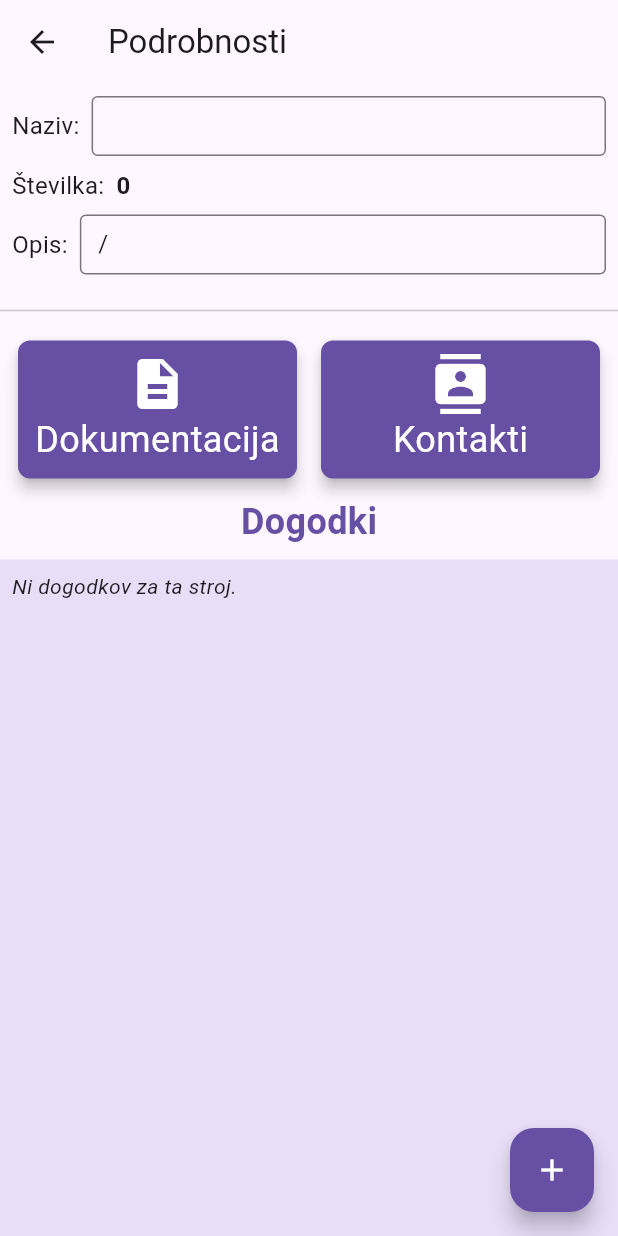
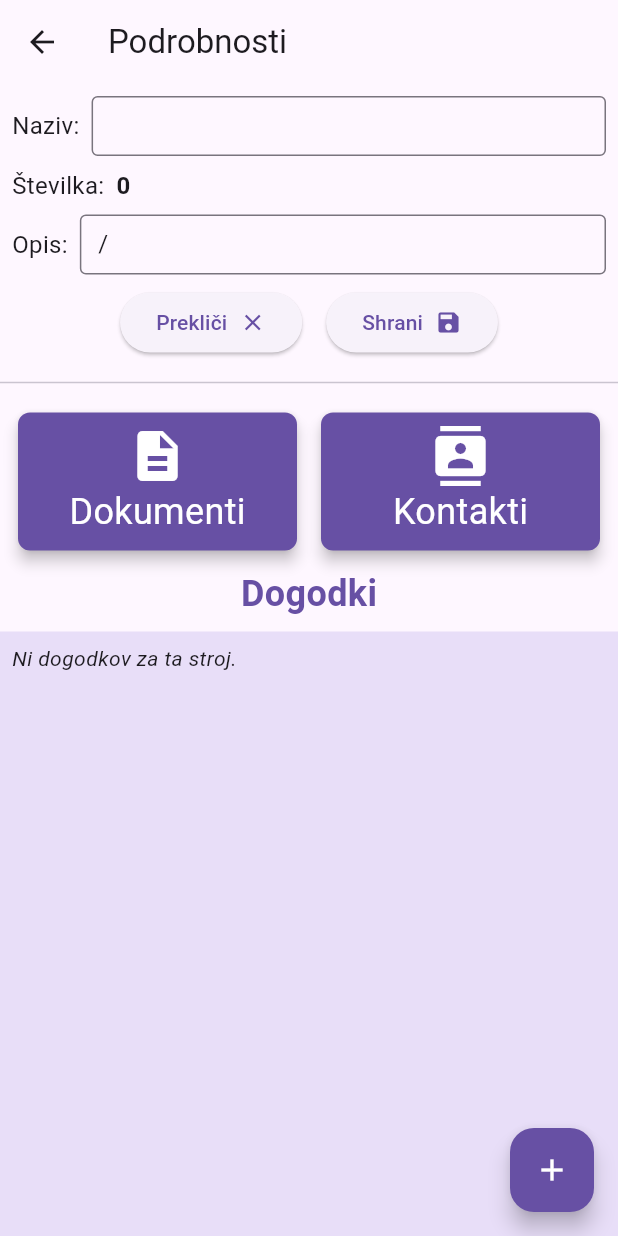
Before and after one commit to MikeDQG/refin-track-mobile, a Flutter app: the DetailsPage screen opened directly with empty values, on a phone screen of 412 x 824 dp. Run offline on Flutter 3.47's test engine with Material 3 defaults, Android fonts, the phone set to English and light mode, and no system bars; our stand-ins replace cloud_firestore, firebase_core; missing offline and left inert: mobile_scanner; accounts and stored records are empty.

Commit message:
UI fixes details

```diff
--- a/app/lib/pages/details.dart
+++ b/app/lib/pages/details.dart
@@ -90,17 +90,21 @@ class _DetailsPageState extends State<DetailsPage> {
                       Row(
                         mainAxisAlignment: MainAxisAlignment.center,
                         children: [
-                          if (!isNewRecord) ...{
+                          if (isEditing) ...{
                             ElevatedButton(
                               onPressed: () {
                                 setState(() {
-                                  isEditing = !isEditing;
+                                  if (isNewRecord && isEditing) {
+                                    Navigator.pop(context);
+                                  } else {
+                                    isEditing = !isEditing;
+                                  }
                                 });
                               },
                               child: Row(
                                 children: [
                                   if (isEditing) ...{
-                                    Text('Prekliči urejanje'),
+                                    Text('Prekliči'),
                                     SizedBox(width: 8),
                                     Icon(Icons.close),
                                   } else ...{
@@ -111,9 +115,9 @@ class _DetailsPageState extends State<DetailsPage> {
                                 ],
                               ),
                             ),
+                          },
+                          if (!isEditing) ...{
                             SizedBox(width: 16),
-                          },
-                          if (!isEditing)
                             ElevatedButton(
                               onPressed: () async {
                                 await FirebaseStrojService.deleteStroj(
@@ -132,7 +136,8 @@ class _DetailsPageState extends State<DetailsPage> {
                                 ],
                               ),
                             ),
-                          if (isEditing && !isNewRecord) ...{
+                          },
+                          if (isEditing) ...{
                             SizedBox(width: 16),
                             ElevatedButton(
                               onPressed: () async {
@@ -179,7 +184,7 @@ class _DetailsPageState extends State<DetailsPage> {
                         children: [
                           Expanded(
                             child: CardButton(
-                              title: "Dokumentacija",
+                              title: "Dokumenti",
                               onTap: () {
                                 // Navigate to another page or perform an action
                               },
--- a/app/lib/pages/search_page.dart
+++ b/app/lib/pages/search_page.dart
@@ -56,6 +56,8 @@ class _SearchPageState extends State<SearchPage> {
             )
           : Container(
               color: Theme.of(context).colorScheme.primaryContainer,
+              child: Padding(
+                padding: const EdgeInsets.all(8.0),
                 child: ListView(
                   children: stroji
                       .map(
@@ -81,6 +83,7 @@ class _SearchPageState extends State<SearchPage> {
                       .toList(), // Don't forget toList()
                 ),
               ),
+            ),
     );
   }
 }
```
Also changed, not shown: app/lib/pages/home_page.dart (+14 -8 lines). Lines whose indentation alone changed are shown as unchanged.
